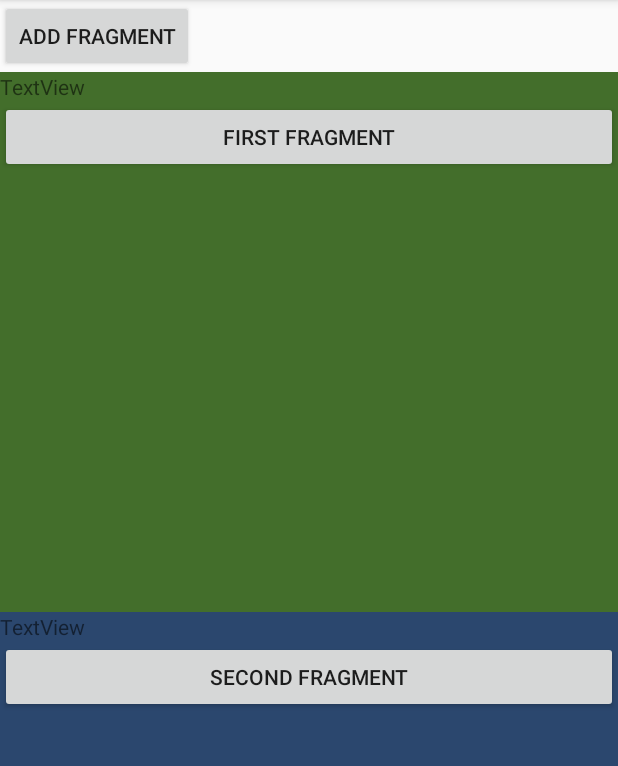
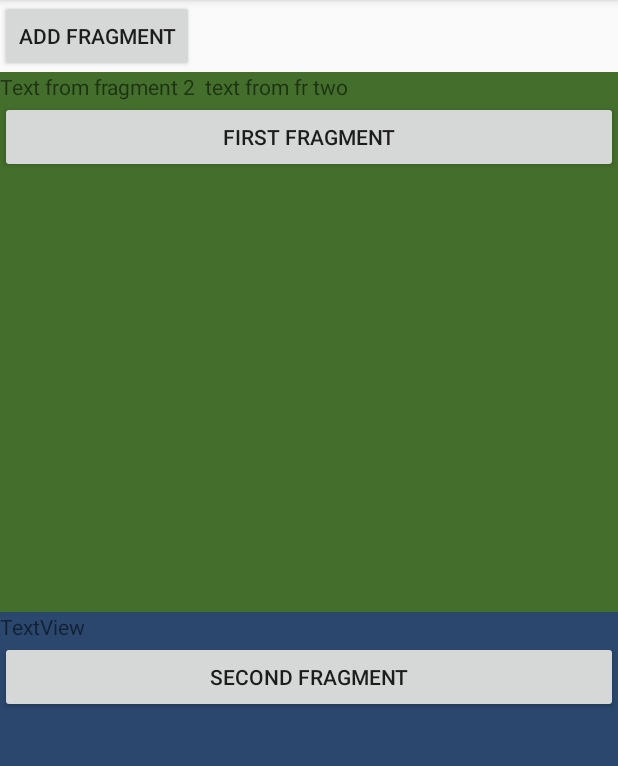
Before and after one commit to bombey77/SA106, an Android app: the screen it shows after launch (MainActivity), after a tap on "SECOND FRAGMENT", on a phone screen of 412 x 824 dp, the part 84-850 px from its top. Run offline under Robolectric (Android 15) with nearby library versions, the phone set to English and light mode, and no system bars.

Commit message:
add ivent from fragment one to fragment two through the activity

```diff
--- a/app/src/main/java/bombey77/motovilov/com/sa106/MainActivity.java
+++ b/app/src/main/java/bombey77/motovilov/com/sa106/MainActivity.java
@@ -8,7 +8,7 @@ import android.util.Log;
 import android.view.View;
 import android.widget.TextView;
 
-public class MainActivity extends AppCompatActivity {
+public class MainActivity extends AppCompatActivity implements SecondFragment.SomeInventLister {
 
     private static final String TAG = "myLogs";
 
@@ -38,4 +38,11 @@ public class MainActivity extends AppCompatActivity {
         //Fragment fragment2 = getSupportFragmentManager().findFragmentById(R.id.container);
         ((TextView) secondFragment.getView().findViewById(R.id.tvFrTwo)).setText("Set new text fragment two");
     }
+
+
+    @Override
+    public void someText(String s) {
+        Fragment fragment = getSupportFragmentManager().findFragmentById(R.id.contFrOne);
+        ((TextView) fragment.getView().findViewById(R.id.tvFrOne)).setText("Text from fragment 2 " + s);
+    }
 }
--- a/app/src/main/java/bombey77/motovilov/com/sa106/SecondFragment.java
+++ b/app/src/main/java/bombey77/motovilov/com/sa106/SecondFragment.java
@@ -1,5 +1,6 @@
 package bombey77.motovilov.com.sa106;
 
+import android.app.Activity;
 import android.os.Bundle;
 import android.support.annotation.Nullable;
 import android.support.v4.app.Fragment;
@@ -17,6 +18,23 @@ public class SecondFragment extends Fragment {
 
     protected static final String TAG = "secondFragment";
 
+    public interface SomeInventLister {
+        void someText(String s);
+
+    }
+
+    SomeInventLister someInventLister;
+
+    @Override
+    public void onAttach(Activity activity) {
+        super.onAttach(activity);
+        try {
+            someInventLister = (SomeInventLister) activity;
+        } catch (ClassCastException e) {
+            throw new ClassCastException (activity.toString() + " you should implement method ...");
+        }
+    }
+
     @Nullable
     @Override
     public View onCreateView(LayoutInflater inflater, @Nullable ViewGroup container, @Nullable Bundle savedInstanceState) {
@@ -27,6 +45,8 @@ public class SecondFragment extends Fragment {
             @Override
             public void onClick(View view) {
                 Log.i(TAG, "Second Fragment");
+
+                someInventLister.someText(" text from fr two");
             }
         });
 
```
